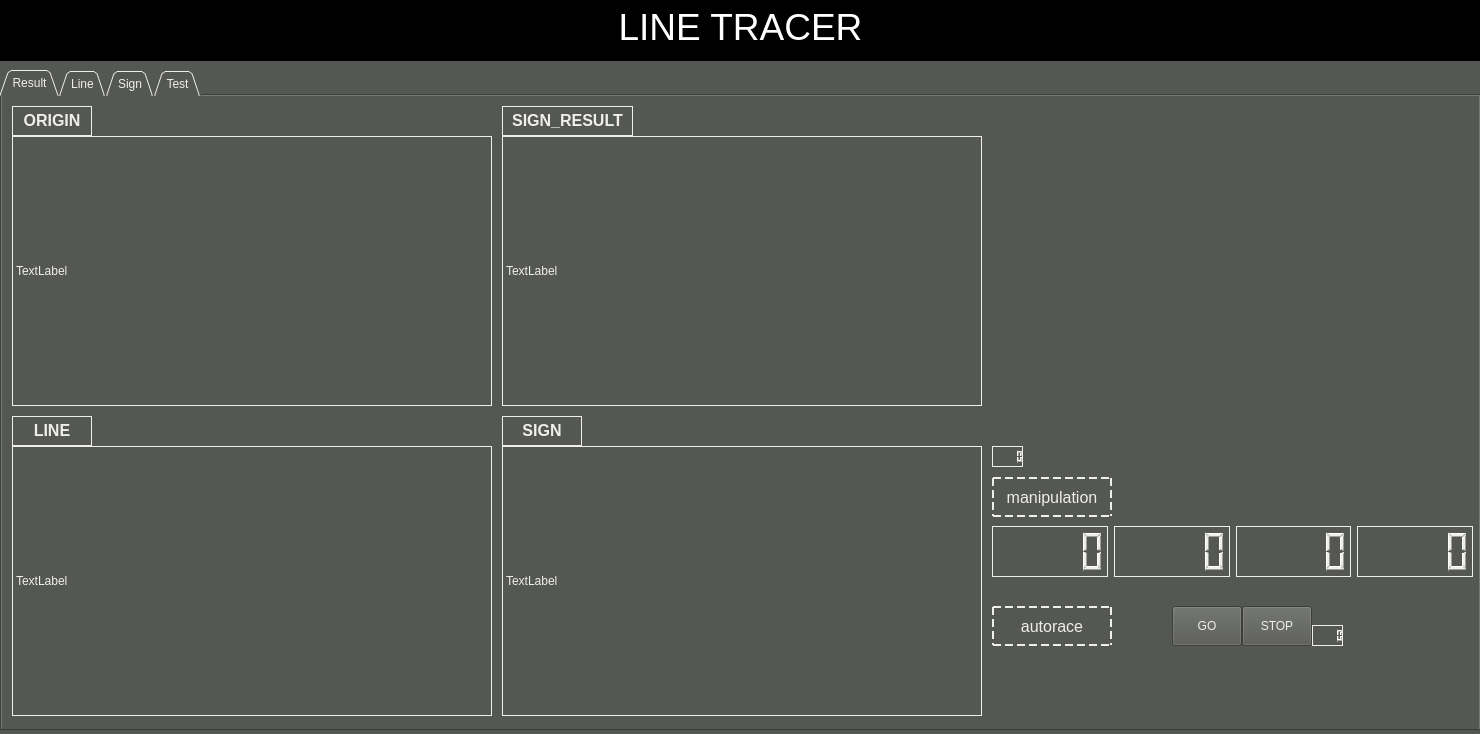
Old version of the form vision/sliding_ag/ui/main_window.ui in the repository lee-sunkyoung/ride_mani.
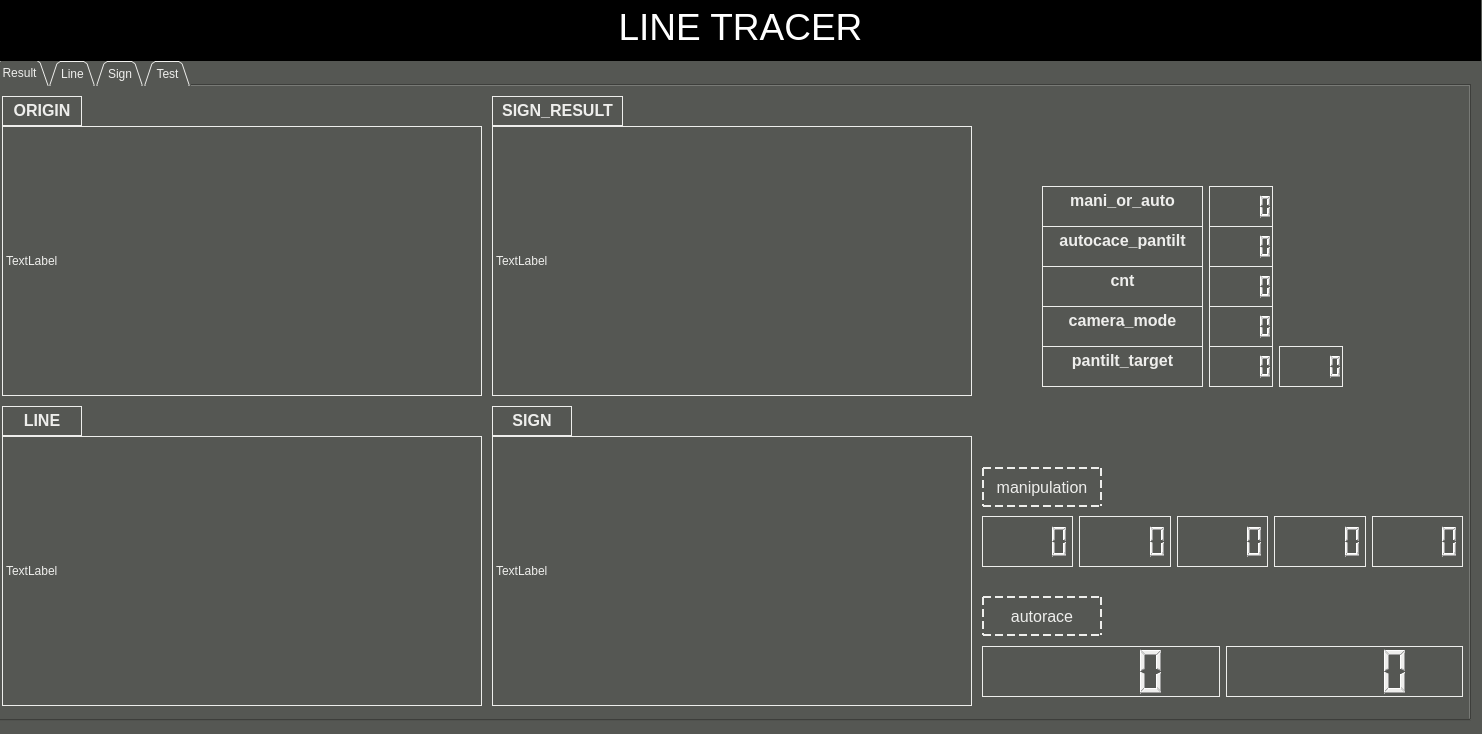
New version of the form. The open tabs and pages were chosen to show the change. Icons and pictures are not drawn.

Patch:
```diff
--- a/vision/sliding_ag/ui/main_window.ui
+++ b/vision/sliding_ag/ui/main_window.ui
@@ -6,7 +6,7 @@
    <rect>
     <x>0</x>
     <y>0</y>
-    <width>1480</width>
+    <width>1482</width>
     <height>734</height>
    </rect>
   </property>
@@ -466,8 +466,8 @@
    <widget class="QTabWidget" name="tabWidget">
     <property name="geometry">
      <rect>
-      <x>0</x>
-      <y>70</y>
+      <x>-10</x>
+      <y>60</y>
       <width>1481</width>
       <height>661</height>
      </rect>
@@ -1143,6 +1143,13 @@
          </property>
         </widget>
        </item>
+       <item>
+        <widget class="QLCDNumber" name="m_5">
+         <property name="frameShadow">
+          <enum>QFrame::Plain</enum>
+         </property>
+        </widget>
+       </item>
       </layout>
      </widget>
      <widget class="QLabel" name="sign_result">
@@ -1184,91 +1191,236 @@
 &lt;p align=&quot;center&quot; style=&quot; margin-top:0px; margin-bottom:0px; margin-left:0px; margin-right:0px; -qt-block-indent:0; text-indent:0px;&quot;&gt;&lt;span style=&quot; font-size:12pt; font-weight:600;&quot;&gt;SIGN_RESULT&lt;/span&gt;&lt;/p&gt;&lt;/body&gt;&lt;/html&gt;</string>
       </property>
      </widget>
-     <widget class="QPushButton" name="GO_button">
-      <property name="geometry">
-       <rect>
-        <x>1170</x>
-        <y>510</y>
-        <width>70</width>
-        <height>40</height>
-       </rect>
-      </property>
-      <property name="text">
-       <string>GO</string>
-      </property>
-     </widget>
-     <widget class="QPushButton" name="STOP_button">
-      <property name="geometry">
-       <rect>
-        <x>1240</x>
-        <y>510</y>
-        <width>70</width>
-        <height>40</height>
-       </rect>
-      </property>
-      <property name="text">
-       <string>STOP</string>
-      </property>
-     </widget>
-     <widget class="QLCDNumber" name="Go_Stop">
-      <property name="geometry">
-       <rect>
-        <x>1310</x>
-        <y>529</y>
-        <width>31</width>
-        <height>21</height>
-       </rect>
-      </property>
-      <property name="font">
-       <font>
-        <pointsize>15</pointsize>
-       </font>
-      </property>
-      <property name="layoutDirection">
-       <enum>Qt::LeftToRight</enum>
-      </property>
-      <property name="frameShadow">
-       <enum>QFrame::Plain</enum>
-      </property>
-      <property name="lineWidth">
-       <number>1</number>
-      </property>
-      <property name="smallDecimalPoint">
-       <bool>false</bool>
-      </property>
-      <property name="segmentStyle">
-       <enum>QLCDNumber::Filled</enum>
-      </property>
-     </widget>
-     <widget class="QLCDNumber" name="Mani_Auto">
+     <widget class="QWidget" name="horizontalLayoutWidget_2">
       <property name="geometry">
        <rect>
         <x>990</x>
-        <y>350</y>
-        <width>31</width>
-        <height>21</height>
+        <y>560</y>
+        <width>481</width>
+        <height>51</height>
        </rect>
       </property>
-      <property name="font">
-       <font>
-        <pointsize>15</pointsize>
-       </font>
+      <layout class="QHBoxLayout" name="horizontalLayout_2">
+       <property name="sizeConstraint">
+        <enum>QLayout::SetDefaultConstraint</enum>
+       </property>
+       <item>
+        <widget class="QLCDNumber" name="lrpm">
+         <property name="frameShadow">
+          <enum>QFrame::Plain</enum>
+         </property>
+        </widget>
+       </item>
+       <item>
+        <widget class="QLCDNumber" name="rrpm">
+         <property name="frameShadow">
+          <enum>QFrame::Plain</enum>
+         </property>
+        </widget>
+       </item>
+      </layout>
+     </widget>
+     <widget class="QWidget" name="horizontalLayoutWidget_3">
+      <property name="geometry">
+       <rect>
+        <x>1050</x>
+        <y>100</y>
+        <width>231</width>
+        <height>41</height>
+       </rect>
       </property>
-      <property name="layoutDirection">
-       <enum>Qt::LeftToRight</enum>
+      <layout class="QHBoxLayout" name="horizontalLayout_3">
+       <property name="sizeConstraint">
+        <enum>QLayout::SetDefaultConstraint</enum>
+       </property>
+       <item>
+        <widget class="QTextEdit" name="mani_or_auto">
+         <property name="frameShape">
+          <enum>QFrame::Box</enum>
+         </property>
+         <property name="frameShadow">
+          <enum>QFrame::Plain</enum>
+         </property>
+         <property name="html">
+          <string>&lt;!DOCTYPE HTML PUBLIC &quot;-//W3C//DTD HTML 4.0//EN&quot; &quot;http://www.w3.org/TR/REC-html40/strict.dtd&quot;&gt;
+&lt;html&gt;&lt;head&gt;&lt;meta name=&quot;qrichtext&quot; content=&quot;1&quot; /&gt;&lt;style type=&quot;text/css&quot;&gt;
+p, li { white-space: pre-wrap; }
+&lt;/style&gt;&lt;/head&gt;&lt;body style=&quot; font-family:'Ubuntu'; font-size:11pt; font-weight:400; font-style:normal;&quot;&gt;
+&lt;p align=&quot;center&quot; style=&quot; margin-top:0px; margin-bottom:0px; margin-left:0px; margin-right:0px; -qt-block-indent:0; text-indent:0px;&quot;&gt;&lt;span style=&quot; font-size:12pt; font-weight:600;&quot;&gt;mani_or_auto&lt;/span&gt;&lt;/p&gt;&lt;/body&gt;&lt;/html&gt;</string>
+         </property>
+        </widget>
+       </item>
+       <item>
+        <widget class="QLCDNumber" name="f_1">
+         <property name="frameShadow">
+          <enum>QFrame::Plain</enum>
+         </property>
+        </widget>
+       </item>
+      </layout>
+     </widget>
+     <widget class="QWidget" name="horizontalLayoutWidget_4">
+      <property name="geometry">
+       <rect>
+        <x>1050</x>
+        <y>140</y>
+        <width>231</width>
+        <height>41</height>
+       </rect>
       </property>
-      <property name="frameShadow">
-       <enum>QFrame::Plain</enum>
+      <layout class="QHBoxLayout" name="horizontalLayout_4">
+       <property name="sizeConstraint">
+        <enum>QLayout::SetDefaultConstraint</enum>
+       </property>
+       <item>
+        <widget class="QTextEdit" name="auto_pan_flag">
+         <property name="frameShape">
+          <enum>QFrame::Box</enum>
+         </property>
+         <property name="frameShadow">
+          <enum>QFrame::Plain</enum>
+         </property>
+         <property name="html">
+          <string>&lt;!DOCTYPE HTML PUBLIC &quot;-//W3C//DTD HTML 4.0//EN&quot; &quot;http://www.w3.org/TR/REC-html40/strict.dtd&quot;&gt;
+&lt;html&gt;&lt;head&gt;&lt;meta name=&quot;qrichtext&quot; content=&quot;1&quot; /&gt;&lt;style type=&quot;text/css&quot;&gt;
+p, li { white-space: pre-wrap; }
+&lt;/style&gt;&lt;/head&gt;&lt;body style=&quot; font-family:'Ubuntu'; font-size:11pt; font-weight:400; font-style:normal;&quot;&gt;
+&lt;p align=&quot;center&quot; style=&quot; margin-top:0px; margin-bottom:0px; margin-left:0px; margin-right:0px; -qt-block-indent:0; text-indent:0px;&quot;&gt;&lt;span style=&quot; font-size:12pt; font-weight:600;&quot;&gt;autocace_pantilt&lt;/span&gt;&lt;/p&gt;&lt;/body&gt;&lt;/html&gt;</string>
+         </property>
+        </widget>
+       </item>
+       <item>
+        <widget class="QLCDNumber" name="f_2">
+         <property name="frameShadow">
+          <enum>QFrame::Plain</enum>
+         </property>
+        </widget>
+       </item>
+      </layout>
+     </widget>
+     <widget class="QWidget" name="horizontalLayoutWidget_5">
+      <property name="geometry">
+       <rect>
+        <x>1050</x>
+        <y>180</y>
+        <width>231</width>
+        <height>41</height>
+       </rect>
       </property>
-      <property name="lineWidth">
-       <number>1</number>
+      <layout class="QHBoxLayout" name="horizontalLayout_5">
+       <property name="sizeConstraint">
+        <enum>QLayout::SetDefaultConstraint</enum>
+       </property>
+       <item>
+        <widget class="QTextEdit" name="SIGN_5">
+         <property name="frameShape">
+          <enum>QFrame::Box</enum>
+         </property>
+         <property name="frameShadow">
+          <enum>QFrame::Plain</enum>
+         </property>
+         <property name="html">
+          <string>&lt;!DOCTYPE HTML PUBLIC &quot;-//W3C//DTD HTML 4.0//EN&quot; &quot;http://www.w3.org/TR/REC-html40/strict.dtd&quot;&gt;
+&lt;html&gt;&lt;head&gt;&lt;meta name=&quot;qrichtext&quot; content=&quot;1&quot; /&gt;&lt;style type=&quot;text/css&quot;&gt;
+p, li { white-space: pre-wrap; }
+&lt;/style&gt;&lt;/head&gt;&lt;body style=&quot; font-family:'Ubuntu'; font-size:11pt; font-weight:400; font-style:normal;&quot;&gt;
+&lt;p align=&quot;center&quot; style=&quot; margin-top:0px; margin-bottom:0px; margin-left:0px; margin-right:0px; -qt-block-indent:0; text-indent:0px;&quot;&gt;&lt;span style=&quot; font-size:12pt; font-weight:600;&quot;&gt;cnt&lt;/span&gt;&lt;/p&gt;&lt;/body&gt;&lt;/html&gt;</string>
+         </property>
+        </widget>
+       </item>
+       <item>
+        <widget class="QLCDNumber" name="f_3">
+         <property name="frameShadow">
+          <enum>QFrame::Plain</enum>
+         </property>
+        </widget>
+       </item>
+      </layout>
+     </widget>
+     <widget class="QWidget" name="horizontalLayoutWidget_6">
+      <property name="geometry">
+       <rect>
+        <x>1050</x>
+        <y>220</y>
+        <width>231</width>
+        <height>41</height>
+       </rect>
       </property>
-      <property name="smallDecimalPoint">
-       <bool>false</bool>
+      <layout class="QHBoxLayout" name="horizontalLayout_6">
+       <property name="sizeConstraint">
+        <enum>QLayout::SetDefaultConstraint</enum>
+       </property>
+       <item>
+        <widget class="QTextEdit" name="SIGN_6">
+         <property name="frameShape">
+          <enum>QFrame::Box</enum>
+         </property>
+         <property name="frameShadow">
+          <enum>QFrame::Plain</enum>
+         </property>
+         <property name="html">
+          <string>&lt;!DOCTYPE HTML PUBLIC &quot;-//W3C//DTD HTML 4.0//EN&quot; &quot;http://www.w3.org/TR/REC-html40/strict.dtd&quot;&gt;
+&lt;html&gt;&lt;head&gt;&lt;meta name=&quot;qrichtext&quot; content=&quot;1&quot; /&gt;&lt;style type=&quot;text/css&quot;&gt;
+p, li { white-space: pre-wrap; }
+&lt;/style&gt;&lt;/head&gt;&lt;body style=&quot; font-family:'Ubuntu'; font-size:11pt; font-weight:400; font-style:normal;&quot;&gt;
+&lt;p align=&quot;center&quot; style=&quot; margin-top:0px; margin-bottom:0px; margin-left:0px; margin-right:0px; -qt-block-indent:0; text-indent:0px;&quot;&gt;&lt;span style=&quot; font-size:12pt; font-weight:600;&quot;&gt;camera_mode&lt;/span&gt;&lt;/p&gt;&lt;/body&gt;&lt;/html&gt;</string>
+         </property>
+        </widget>
+       </item>
+       <item>
+        <widget class="QLCDNumber" name="f_4">
+         <property name="frameShadow">
+          <enum>QFrame::Plain</enum>
+         </property>
+        </widget>
+       </item>
+      </layout>
+     </widget>
+     <widget class="QWidget" name="horizontalLayoutWidget_7">
+      <property name="geometry">
+       <rect>
+        <x>1050</x>
+        <y>260</y>
+        <width>301</width>
+        <height>41</height>
+       </rect>
       </property>
-      <property name="segmentStyle">
-       <enum>QLCDNumber::Filled</enum>
-      </property>
+      <layout class="QHBoxLayout" name="horizontalLayout_7">
+       <property name="sizeConstraint">
+        <enum>QLayout::SetDefaultConstraint</enum>
+       </property>
+       <item>
+        <widget class="QTextEdit" name="SIGN_7">
+         <property name="frameShape">
+          <enum>QFrame::Box</enum>
+         </property>
+         <property name="frameShadow">
+          <enum>QFrame::Plain</enum>
+         </property>
+         <property name="html">
+          <string>&lt;!DOCTYPE HTML PUBLIC &quot;-//W3C//DTD HTML 4.0//EN&quot; &quot;http://www.w3.org/TR/REC-html40/strict.dtd&quot;&gt;
+&lt;html&gt;&lt;head&gt;&lt;meta name=&quot;qrichtext&quot; content=&quot;1&quot; /&gt;&lt;style type=&quot;text/css&quot;&gt;
+p, li { white-space: pre-wrap; }
+&lt;/style&gt;&lt;/head&gt;&lt;body style=&quot; font-family:'Ubuntu'; font-size:11pt; font-weight:400; font-style:normal;&quot;&gt;
+&lt;p align=&quot;center&quot; style=&quot; margin-top:0px; margin-bottom:0px; margin-left:0px; margin-right:0px; -qt-block-indent:0; text-indent:0px;&quot;&gt;&lt;span style=&quot; font-size:12pt; font-weight:600;&quot;&gt;pantilt_target&lt;/span&gt;&lt;/p&gt;&lt;/body&gt;&lt;/html&gt;</string>
+         </property>
+        </widget>
+       </item>
+       <item>
+        <widget class="QLCDNumber" name="f_5">
+         <property name="frameShadow">
+          <enum>QFrame::Plain</enum>
+         </property>
+        </widget>
+       </item>
+       <item>
+        <widget class="QLCDNumber" name="f_6">
+         <property name="frameShadow">
+          <enum>QFrame::Plain</enum>
+         </property>
+        </widget>
+       </item>
+      </layout>
      </widget>
     </widget>
     <widget class="QWidget" name="Line">
```
Left out of the diff: 31 changed lines with no effect on the pictures.
